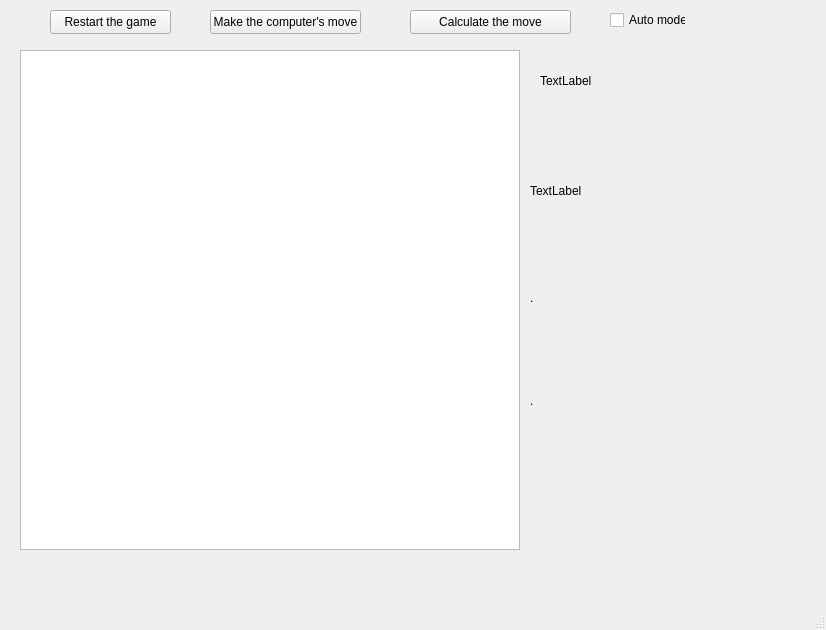
First picture: the form in Qt1/mainw.ui, repository sivanyuk/XOproject, before the edit.
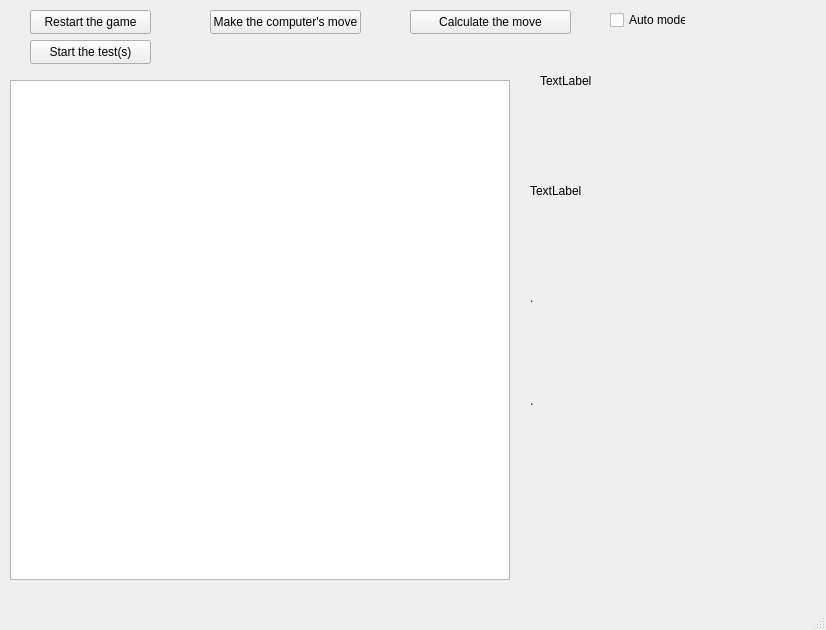
Second picture: the form after the edit.

Commit message: 2022-04-12. Foreview analyze + begining of the tests

What changed in the file:
```diff
--- a/Qt1/mainw.ui
+++ b/Qt1/mainw.ui
@@ -17,8 +17,8 @@
    <widget class="QGraphicsView" name="XOGrView">
     <property name="geometry">
      <rect>
-      <x>20</x>
-      <y>50</y>
+      <x>10</x>
+      <y>80</y>
       <width>500</width>
       <height>500</height>
      </rect>
@@ -81,7 +81,7 @@
    <widget class="QPushButton" name="startButton">
     <property name="geometry">
      <rect>
-      <x>50</x>
+      <x>30</x>
       <y>10</y>
       <width>121</width>
       <height>24</height>
@@ -143,6 +143,19 @@
      <string>Auto mode</string>
     </property>
    </widget>
+   <widget class="QPushButton" name="testBut">
+    <property name="geometry">
+     <rect>
+      <x>30</x>
+      <y>40</y>
+      <width>121</width>
+      <height>24</height>
+     </rect>
+    </property>
+    <property name="text">
+     <string>Start the test(s)</string>
+    </property>
+   </widget>
   </widget>
   <widget class="QMenuBar" name="menubar">
    <property name="geometry">
```
The commit also changes 10 other files.
